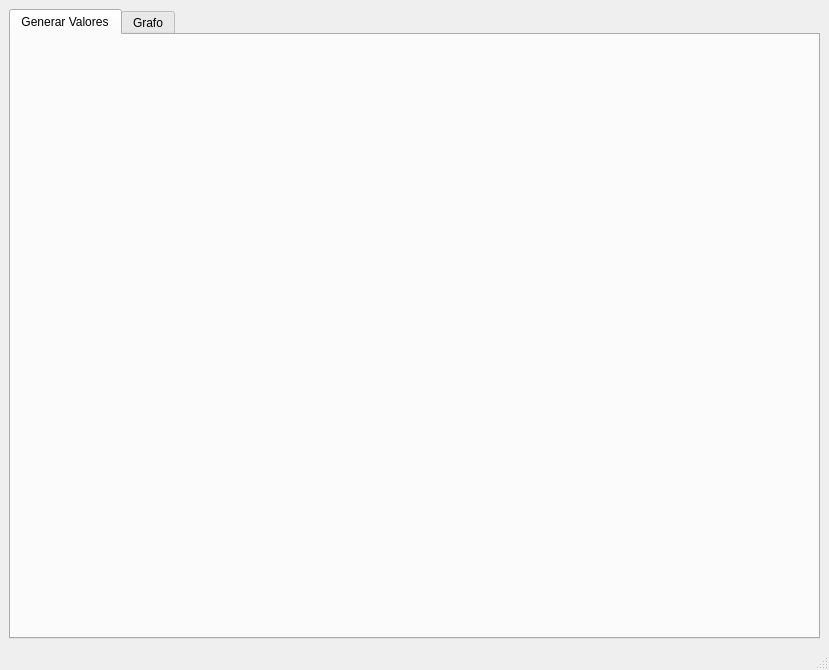
Above: mainwindow.ui from edalcala42/Administrador-de-rutas before the change. Below: the same form after it.
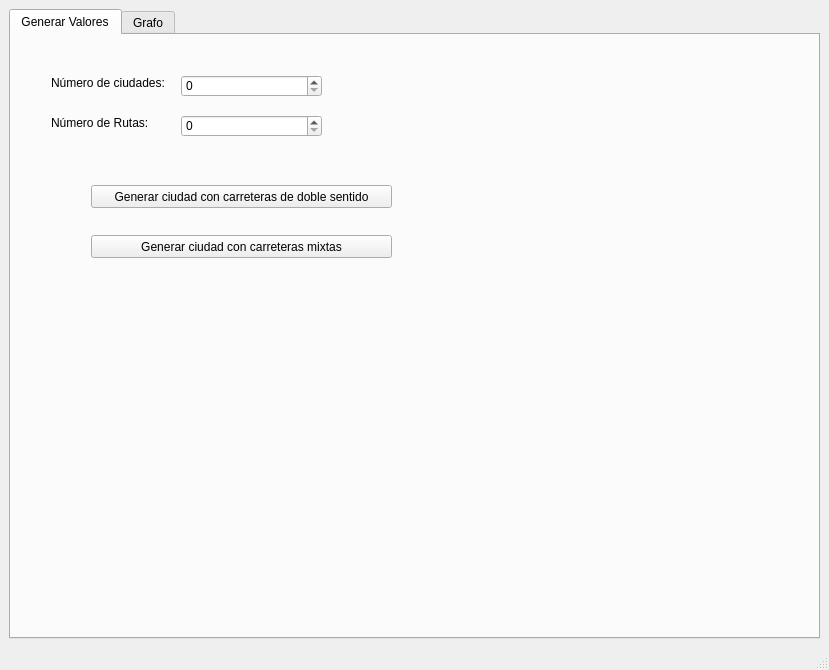
That is the form after the change. The open tabs and pages were chosen to show the change.

What changed in the file:
```diff
--- a/mainwindow.ui
+++ b/mainwindow.ui
@@ -24,6 +24,78 @@
        <attribute name="title">
         <string>Generar Valores</string>
        </attribute>
+       <widget class="QLabel" name="label_9">
+        <property name="geometry">
+         <rect>
+          <x>40</x>
+          <y>40</y>
+          <width>121</width>
+          <height>16</height>
+         </rect>
+        </property>
+        <property name="text">
+         <string>Número de ciudades:</string>
+        </property>
+       </widget>
+       <widget class="QLabel" name="label_10">
+        <property name="geometry">
+         <rect>
+          <x>40</x>
+          <y>80</y>
+          <width>131</width>
+          <height>16</height>
+         </rect>
+        </property>
+        <property name="text">
+         <string>Número de Rutas:</string>
+        </property>
+       </widget>
+       <widget class="QPushButton" name="btnGenerateTreePrim">
+        <property name="geometry">
+         <rect>
+          <x>80</x>
+          <y>150</y>
+          <width>301</width>
+          <height>23</height>
+         </rect>
+        </property>
+        <property name="text">
+         <string>Generar ciudad con carreteras de doble sentido</string>
+        </property>
+       </widget>
+       <widget class="QPushButton" name="btnGenerateTreeD">
+        <property name="geometry">
+         <rect>
+          <x>80</x>
+          <y>200</y>
+          <width>301</width>
+          <height>23</height>
+         </rect>
+        </property>
+        <property name="text">
+         <string>Generar ciudad con carreteras mixtas</string>
+        </property>
+       </widget>
+       <widget class="QSpinBox" name="numberCities">
+        <property name="geometry">
+         <rect>
+          <x>170</x>
+          <y>40</y>
+          <width>141</width>
+          <height>22</height>
+         </rect>
+        </property>
+       </widget>
+       <widget class="QSpinBox" name="numberAristas">
+        <property name="geometry">
+         <rect>
+          <x>170</x>
+          <y>80</y>
+          <width>141</width>
+          <height>22</height>
+         </rect>
+        </property>
+       </widget>
       </widget>
       <widget class="QWidget" name="tab_2">
        <attribute name="title">
```
Left out of the diff: 211 changed lines with no effect on the pictures.
